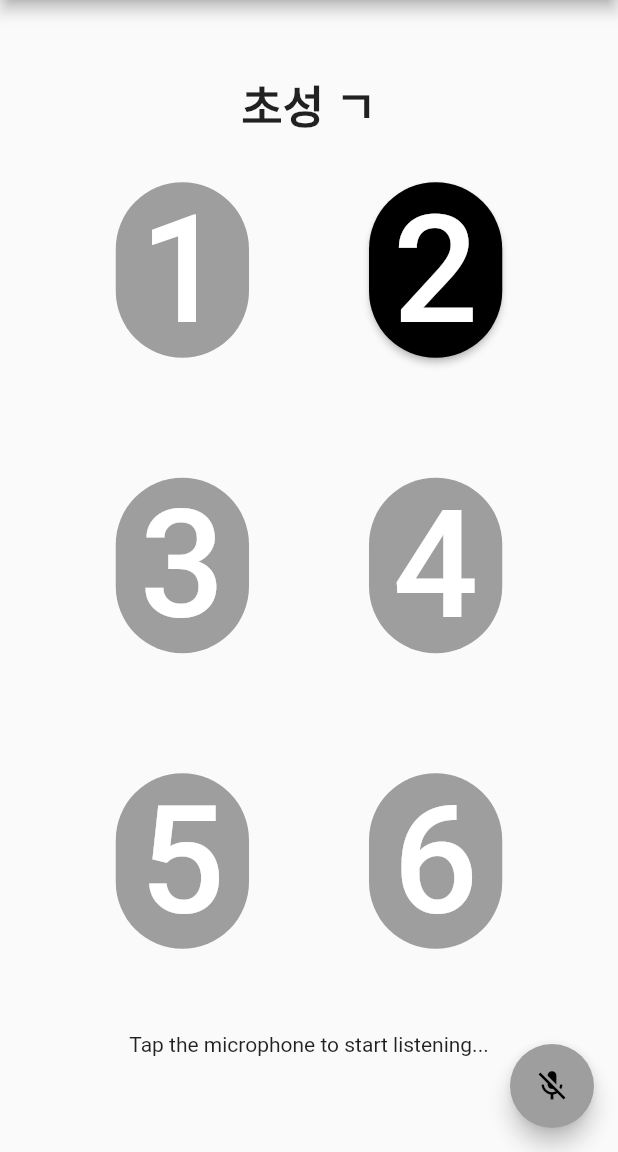
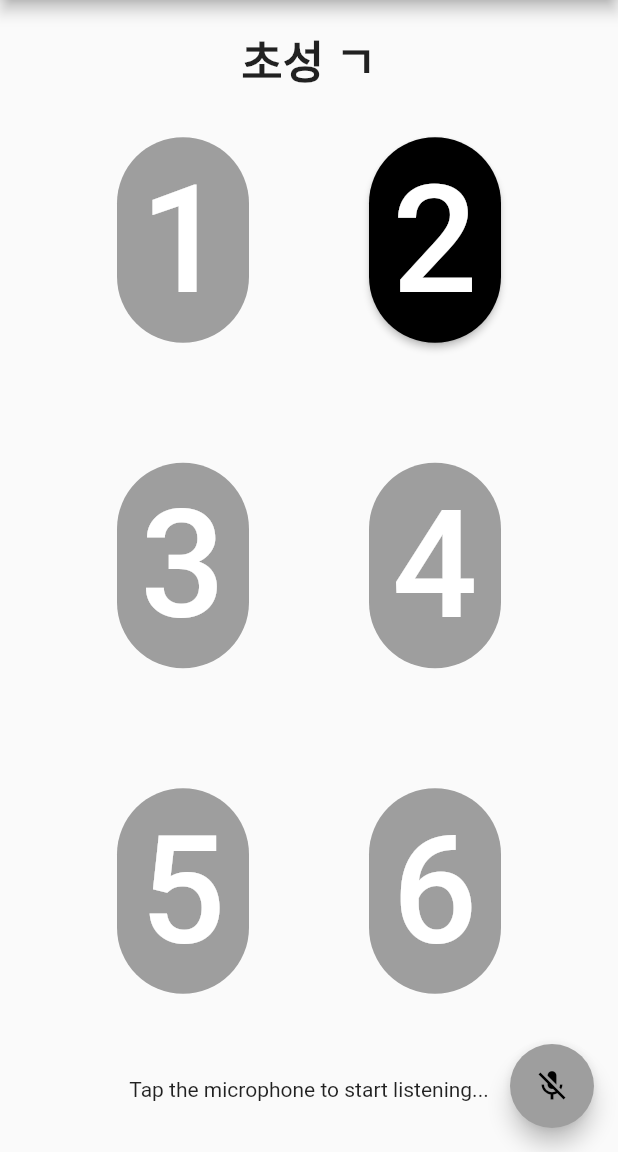
Before and after one commit to AshgrayIM/KU_hci_project, a Flutter app: the MyMode22 screen opened directly, in the side drawer, after a tap on "점자 교육", on a phone screen of 412 x 824 dp, the part 84-1236 px from its top. Run offline on Flutter 3.47's test engine with Material 2 defaults, Android fonts, the phone set to English and light mode, and no system bars; our stand-ins replace audioplayers, flutter_tts, page_transition, permission_handler, speech_to_text, vibration.

Commit message:
color modi
color modi

```diff
--- a/hci_project_temp/lib/drawer.dart
+++ b/hci_project_temp/lib/drawer.dart
@@ -11,7 +11,7 @@ class MyDrawer extends Drawer{
       child: ListView(
         padding: EdgeInsets.zero,
         children: [
-          DrawerHeader(child: Text("HCI\nBraille Education",style: TextStyle(fontSize: 30.0,fontWeight: FontWeight.bold),),
+          DrawerHeader(child: Text("HCI\nBraille Education",style: TextStyle(fontSize: 30.0,fontWeight: FontWeight.bold,color: Colors.white),),
             decoration: BoxDecoration(color: Colors.black,borderRadius: BorderRadius.only(bottomLeft: Radius.circular(30.0),bottomRight: Radius.circular(30.0))),),
           ListTile(
             title: Text("점자 교육",style: TextStyle(fontSize: 50.0),),
--- a/hci_project_temp/lib/home.dart
+++ b/hci_project_temp/lib/home.dart
@@ -81,7 +81,7 @@ class _MyHomeState extends State<MyHome>{
               margin: const EdgeInsets.only(left: 10.0,top: 15, right: 10.0,bottom: 16.0),
               child: RaisedButton(
                   padding: EdgeInsets.fromLTRB(10,30,10,30),
-                  child: Text("점자 교육", style: TextStyle(fontSize: 80.0, fontWeight: FontWeight.bold),),
+                  child: Text("점자 교육", style: TextStyle(fontSize: 80.0, fontWeight: FontWeight.bold,color: Colors.white),),
                   color: Colors.black,
                   onPressed: (){
                     Navigator.push(context, MaterialPageRoute(builder: (context)=>MyMode1(0)));
@@ -94,7 +94,7 @@ class _MyHomeState extends State<MyHome>{
               margin: const EdgeInsets.only(left: 10.0,top: 15.0, right: 10.0,bottom: 15.0),
               child: RaisedButton(
                 padding: EdgeInsets.fromLTRB(10,30,10,30),
-                child: Text("점자 변환", style: TextStyle(fontSize: 80.0,fontWeight: FontWeight.bold),),
+                child: Text("점자 변환", style: TextStyle(fontSize: 80.0,fontWeight: FontWeight.bold,color: Colors.white),),
                 color: Colors.black,
                 onPressed: (){
                   Navigator.push(context, MaterialPageRoute(builder: (context)=>MyMode2()));
@@ -107,7 +107,7 @@ class _MyHomeState extends State<MyHome>{
               margin: const EdgeInsets.only(left: 10.0,top: 15.0, right: 10.0,bottom: 15.0),
               child: RaisedButton(
                 padding: EdgeInsets.fromLTRB(10,30,10,30),
-                child: Text("점자 퀴즈", style: TextStyle(fontSize: 80.0,fontWeight: FontWeight.bold),),
+                child: Text("점자 퀴즈", style: TextStyle(fontSize: 80.0,fontWeight: FontWeight.bold,color: Colors.white),),
                 color: Colors.black,
                 onPressed: (){
                   Navigator.push(context, MaterialPageRoute(builder: (context)=>MyMode3(false,true)));
--- a/hci_project_temp/lib/mode1.dart
+++ b/hci_project_temp/lib/mode1.dart
@@ -98,6 +98,7 @@ class _MyMode1State extends State<MyMode1>{
                       , child: RaisedButton(
                         color: Colors.black,
                         disabledColor: Colors.grey,
+                        padding: EdgeInsets.all(10.0),
                         child: Text('1', style: TextStyle(
                             color: Colors.white, fontSize: 100.0),),
                         onPressed: txt.hangle[i][0] == 0 ? null : () {
@@ -113,6 +114,7 @@ class _MyMode1State extends State<MyMode1>{
                       left: 40, top: 30, right: 30, bottom: 40),
                       child: RaisedButton(
                         color: Colors.black,
+                        padding: EdgeInsets.all(10.0),
                         disabledColor: Colors.grey,
                         child: Text('2', style: TextStyle(
                             color: Colors.white, fontSize: 100.0),),
@@ -135,6 +137,7 @@ class _MyMode1State extends State<MyMode1>{
                       child: RaisedButton(
                         color: Colors.black,
                         disabledColor: Colors.grey,
+                        padding: EdgeInsets.all(10.0),
                         child: Text('3', style: TextStyle(
                             color: Colors.white, fontSize: 100.0),),
                         onPressed: txt.hangle[i][2] == 0 ? null : () {
@@ -151,6 +154,7 @@ class _MyMode1State extends State<MyMode1>{
                       child: RaisedButton(
                         color: Colors.black,
                         disabledColor: Colors.grey,
+                        padding: EdgeInsets.all(10.0),
                         child: Text('4', style: TextStyle(
                             color: Colors.white, fontSize: 100.0),),
                         onPressed: txt.hangle[i][3] == 0 ? null : () {
@@ -172,6 +176,7 @@ class _MyMode1State extends State<MyMode1>{
                       , child: RaisedButton(
                         color: Colors.black,
                         disabledColor: Colors.grey,
+                        padding: EdgeInsets.all(10.0),
                         child: Text('5', style: TextStyle(
                             color: Colors.white, fontSize: 100.0),),
                         onPressed: txt.hangle[i][4] == 0 ? null : () {
@@ -188,6 +193,7 @@ class _MyMode1State extends State<MyMode1>{
                       child: RaisedButton(
                         color: Colors.black,
                         disabledColor: Colors.grey,
+                        padding: EdgeInsets.all(10.0),
                         child: Text('6', style: TextStyle(
                             color: Colors.white, fontSize: 100.0),),
                         onPressed: txt.hangle[i][5] == 0 ? null : () {
--- a/hci_project_temp/lib/mode2.dart
+++ b/hci_project_temp/lib/mode2.dart
@@ -103,7 +103,7 @@ class _MyMode2State extends State<MyMode2>{
                     Navigator.push(context, MaterialPageRoute(builder: (context)=>MyMode22(_lastWords,0)));
                   }
                 },
-                child: Text("변환하기!",style: TextStyle(fontSize: 40.0,),textAlign:TextAlign.center,),
+                child: Text("변환하기!",style: TextStyle(fontSize: 40.0,color: Colors.white),textAlign:TextAlign.center,),
                 padding: EdgeInsets.all(20.0),
                 shape: RoundedRectangleBorder(borderRadius: BorderRadius.circular(30.0)),
                 elevation: 40.0,
--- a/hci_project_temp/lib/mode22.dart
+++ b/hci_project_temp/lib/mode22.dart
@@ -99,6 +99,7 @@ class _MyMode22State extends State<MyMode22>{
                     ,child: RaisedButton(
                       color: Colors.black,
                       disabledColor: Colors.grey,
+                      padding: EdgeInsets.all(10.0),
                       child: Text('1',style: TextStyle(color: Colors.white,fontSize: 100.0),),
                       onPressed: brailleWord[i][0] == 0?null:(){check[0]=true; _vibrate(); _checkClear();},
                       shape: RoundedRectangleBorder(borderRadius: BorderRadius.circular(100.0)),
@@ -108,6 +109,7 @@ class _MyMode22State extends State<MyMode22>{
                     child: RaisedButton(
                       color: Colors.black,
                       disabledColor: Colors.grey,
+                      padding: EdgeInsets.all(10.0),
                       child: Text('2',style: TextStyle(color: Colors.white,fontSize: 100.0),),
                       onPressed: brailleWord[i][1] == 0?null:(){check[1]=true; _vibrate(); _checkClear();},
                       shape: RoundedRectangleBorder(borderRadius: BorderRadius.circular(100.0)),
@@ -122,6 +124,7 @@ class _MyMode22State extends State<MyMode22>{
                     child: RaisedButton(
                       color: Colors.black,
                       disabledColor: Colors.grey,
+                      padding: EdgeInsets.all(10.0),
                       child: Text('3',style: TextStyle(color: Colors.white,fontSize: 100.0),),
                       onPressed: brailleWord[i][2] == 0?null:(){check[2]=true; _vibrate(); _checkClear();},
                       shape: RoundedRectangleBorder(borderRadius: BorderRadius.circular(100.0)),
@@ -131,6 +134,7 @@ class _MyMode22State extends State<MyMode22>{
                     child: RaisedButton(
                       color: Colors.black,
                       disabledColor: Colors.grey,
+                      padding: EdgeInsets.all(10.0),
                       child: Text('4',style: TextStyle(color: Colors.white,fontSize: 100.0),),
                       onPressed: brailleWord[i][3] == 0?null:(){check[3]=true;; _vibrate(); _checkClear();},
                       shape: RoundedRectangleBorder(borderRadius: BorderRadius.circular(100.0)),
@@ -145,6 +149,7 @@ class _MyMode22State extends State<MyMode22>{
                     ,child: RaisedButton(
                       color: Colors.black,
                       disabledColor: Colors.grey,
+                      padding: EdgeInsets.all(10.0),
                       child: Text('5',style: TextStyle(color: Colors.white,fontSize: 100.0),),
                       onPressed: brailleWord[i][4] == 0?null:(){check[4]=true;; _vibrate(); _checkClear();},
                       shape: RoundedRectangleBorder(borderRadius: BorderRadius.circular(100.0)),
@@ -154,6 +159,7 @@ class _MyMode22State extends State<MyMode22>{
                     child: RaisedButton(
                       color: Colors.black,
                       disabledColor: Colors.grey,
+                      padding: EdgeInsets.all(10.0),
                       child: Text('6',style: TextStyle(color: Colors.white,fontSize: 100.0),),
                       onPressed: brailleWord[i][5] == 0?null:(){check[5]=true; _vibrate(); _checkClear();},
                       shape: RoundedRectangleBorder(borderRadius: BorderRadius.circular(100.0)),
--- a/hci_project_temp/lib/mode3.dart
+++ b/hci_project_temp/lib/mode3.dart
@@ -295,7 +295,7 @@ class _MyMode3State extends State<MyMode3>{
             Container(
               margin: EdgeInsets.all(20.0),
               child: RaisedButton(
-                  child: Icon(Icons.volume_up_rounded,size: 200,),
+                  child: Icon(Icons.volume_up_rounded,size: 200,color: Colors.white),
                   shape: CircleBorder(),
                   padding: EdgeInsets.all(40.0),
                   color: Colors.black,
--- a/hci_project_temp/lib/mode33.dart
+++ b/hci_project_temp/lib/mode33.dart
@@ -105,6 +105,7 @@ class _MyMode33State extends State<MyMode33>{
                     ,child: RaisedButton(
                       color: Colors.black,
                       disabledColor: Colors.grey,
+                      padding: EdgeInsets.all(10.0),
                       child: Text('1',style: TextStyle(color: Colors.white,fontSize: 100.0),),
                       onPressed: (){check[0]=true;_waitForCharacter(brailleWord[i][0]);},
                       shape: RoundedRectangleBorder(borderRadius: BorderRadius.circular(100.0)),
@@ -114,6 +115,7 @@ class _MyMode33State extends State<MyMode33>{
                     child: RaisedButton(
                       color: Colors.black,
                       disabledColor: Colors.grey,
+                      padding: EdgeInsets.all(10.0),
                       child: Text('2',style: TextStyle(color: Colors.white,fontSize: 100.0),),
                       onPressed: (){check[1]=true;_waitForCharacter(brailleWord[i][1]);},
                       shape: RoundedRectangleBorder(borderRadius: BorderRadius.circular(100.0)),
@@ -128,6 +130,7 @@ class _MyMode33State extends State<MyMode33>{
                     child: RaisedButton(
                       color: Colors.black,
                       disabledColor: Colors.grey,
+                      padding: EdgeInsets.all(10.0),
                       child: Text('3',style: TextStyle(color: Colors.white,fontSize: 100.0),),
                       onPressed: (){check[2]=true;_waitForCharacter(brailleWord[i][2]);},
                       shape: RoundedRectangleBorder(borderRadius: BorderRadius.circular(100.0)),
@@ -137,6 +140,7 @@ class _MyMode33State extends State<MyMode33>{
                     child: RaisedButton(
                       color: Colors.black,
                       disabledColor: Colors.grey,
+                      padding: EdgeInsets.all(10.0),
                       child: Text('4',style: TextStyle(color: Colors.white,fontSize: 100.0),),
                       onPressed: (){check[3]=true;_waitForCharacter(brailleWord[i][3]);},
                       shape: RoundedRectangleBorder(borderRadius: BorderRadius.circular(100.0)),
@@ -151,6 +155,7 @@ class _MyMode33State extends State<MyMode33>{
                     ,child: RaisedButton(
                       color: Colors.black,
                       disabledColor: Colors.grey,
+                      padding: EdgeInsets.all(10.0),
                       child: Text('5',style: TextStyle(color: Colors.white,fontSize: 100.0),),
                       onPressed: (){check[4]=true;_waitForCharacter(brailleWord[i][4]);},
                       shape: RoundedRectangleBorder(borderRadius: BorderRadius.circular(100.0)),
@@ -160,6 +165,7 @@ class _MyMode33State extends State<MyMode33>{
                     child: RaisedButton(
                       color: Colors.black,
                       disabledColor: Colors.grey,
+                      padding: EdgeInsets.all(10.0),
                       child: Text('6',style: TextStyle(color: Colors.white,fontSize: 100.0),),
                       onPressed: (){check[5]=true;_waitForCharacter(brailleWord[i][5]);},
                       shape: RoundedRectangleBorder(borderRadius: BorderRadius.circular(100.0)),
```
